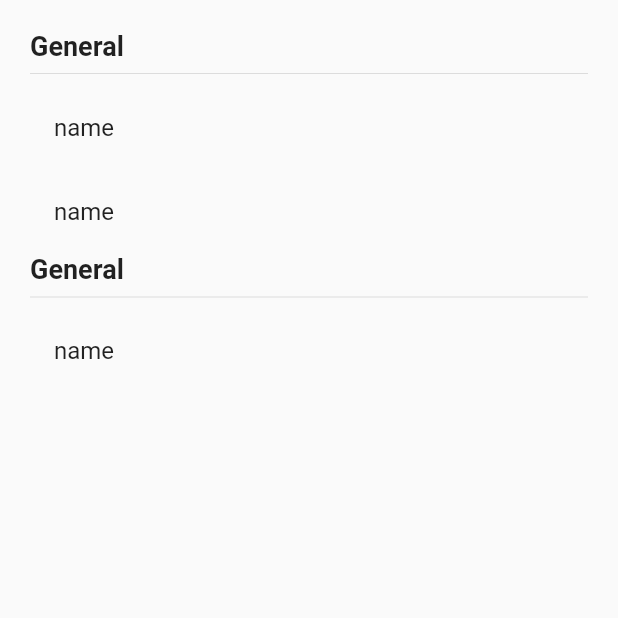
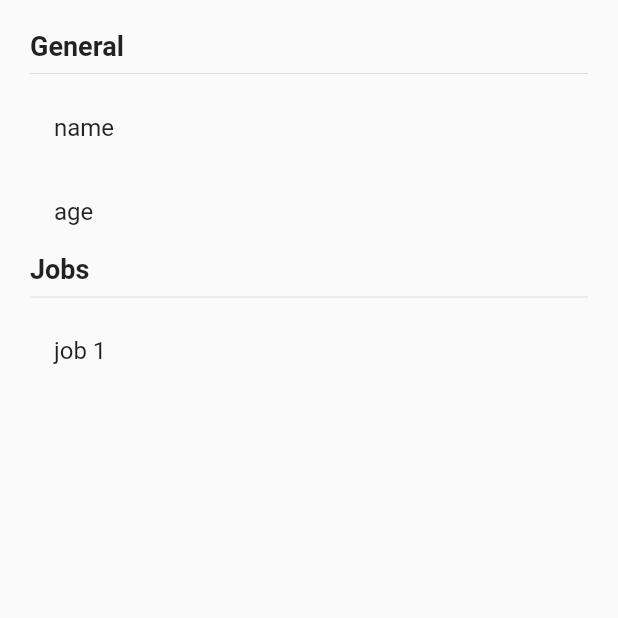
Before and after one commit to julianfrancodev/states-manager-flutter, a Flutter app: the screen it shows after launch, on a phone screen of 412 x 824 dp, the top half of it. Run offline on Flutter 3.47's test engine with Material 2 defaults, Android fonts, the phone set to English and light mode, and no system bars.

Commit message:
first snapshot

```diff
--- /dev/null
+++ b/lib/src/models/user.dart
@@ -0,0 +1,9 @@
+import 'package:flutter/material.dart';
+
+class User{
+  String name;
+  int age;
+  List<String> jobs;
+
+  User({@required this.name, this.age, this.jobs});
+}
--- a/lib/src/pages/page1.dart
+++ b/lib/src/pages/page1.dart
@@ -33,10 +33,10 @@ class UserInfo extends StatelessWidget {
           Text('General', style: TextStyle(fontSize: 18,fontWeight: FontWeight.bold),),
           Divider(),
           ListTile(title: Text('name'),),
-          ListTile(title: Text('name'),),
-          Text('General', style: TextStyle(fontSize: 18,fontWeight: FontWeight.bold),),
+          ListTile(title: Text('age'),),
+          Text('Jobs', style: TextStyle(fontSize: 18,fontWeight: FontWeight.bold),),
           Divider(),
-          ListTile(title: Text('name'),),
+          ListTile(title: Text('job 1'),),
         ],
       ),
     );
```
Also changed, not shown: lib/src/pages/page2.dart (+33 -1 lines), pubspec.lock.
